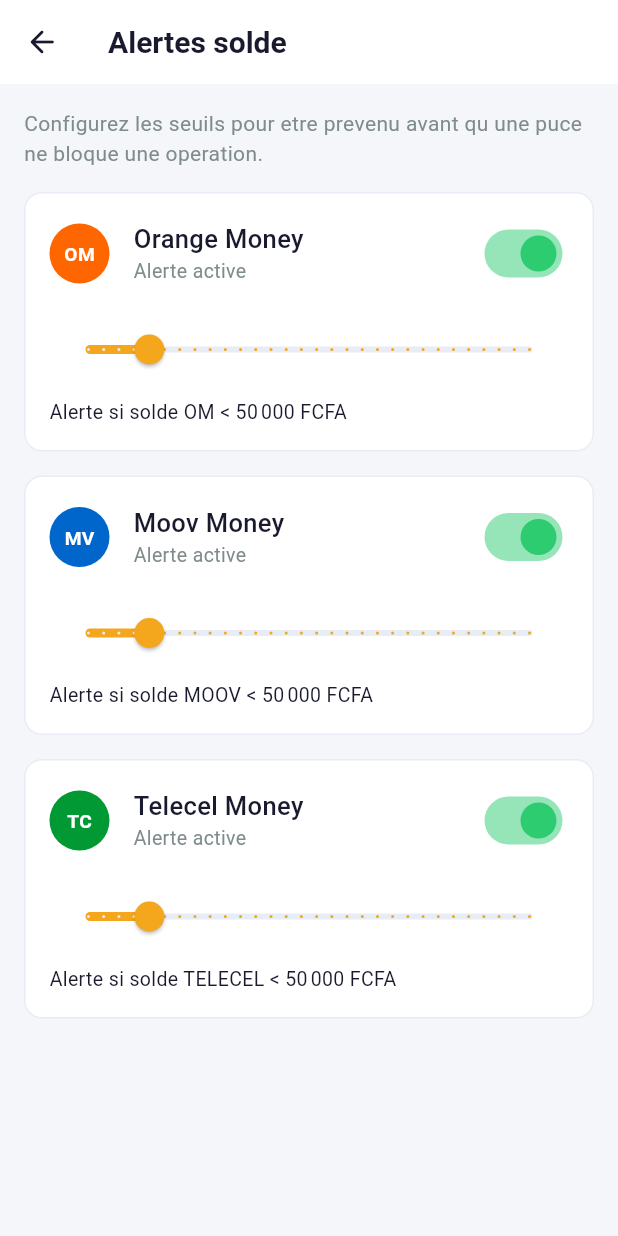
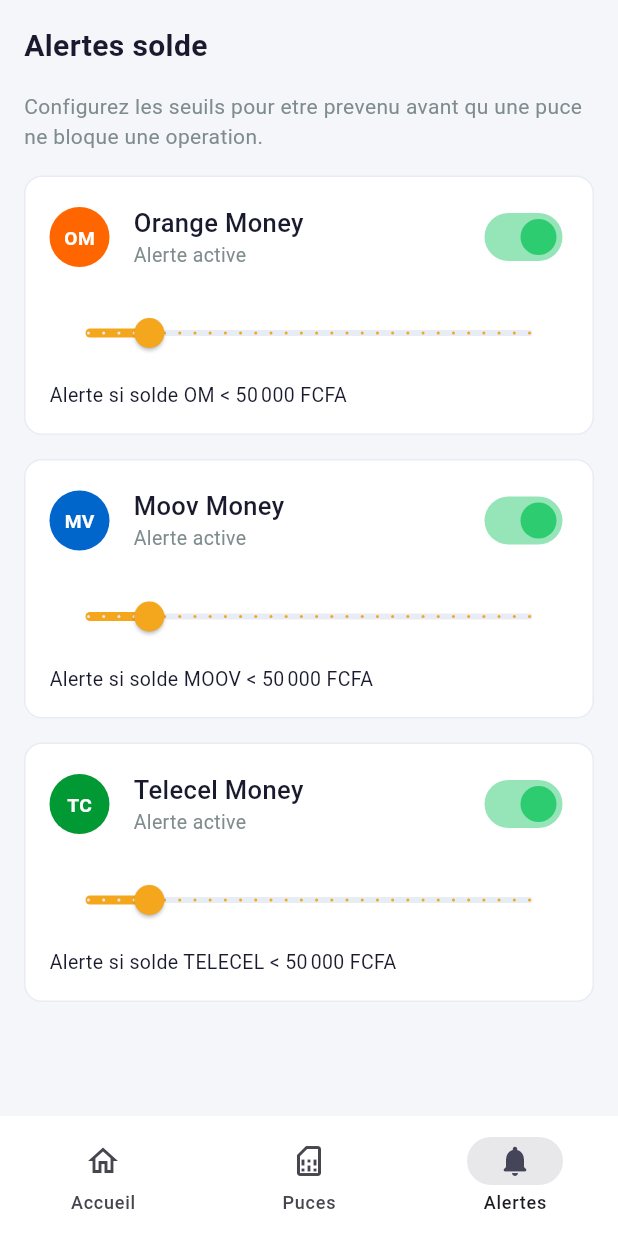
Before and after one commit to AmstaLabestar/SIC_Mobile, a Flutter app: the AlertsScreen screen opened by its route, on a phone screen of 412 x 824 dp. Run offline on Flutter 3.47's test engine with Material 3 defaults, Android fonts, the phone set to English and light mode, and no system bars; our stand-ins replace dartz, equatable, flutter_animate, flutter_dotenv, flutter_riverpod, go_router and 1 more; accounts and stored records are empty; Roboto replaces fonts that are missing (DM Sans).

Commit message:
feat(router): add Phase 2 navigation shell

```diff
--- a/lib/core/router/app_router.dart
+++ b/lib/core/router/app_router.dart
@@ -4,6 +4,7 @@
 import '../../features/alerts/presentation/screens/alerts_screen.dart';
 import '../../features/dashboard/presentation/screens/dashboard_screen.dart';
 import '../../features/sim_management/presentation/screens/sim_management_screen.dart';
+import 'app_shell.dart';
 
 final appRouterProvider = Provider<GoRouter>((ref) {
   return GoRouter(
@@ -13,6 +14,9 @@
         path: '/',
         redirect: (context, state) => '/dashboard',
       ),
+      ShellRoute(
+        builder: (context, state, child) => AppShell(child: child),
+        routes: [
           GoRoute(
             path: '/dashboard',
             builder: (context, state) => const DashboardScreen(),
@@ -26,5 +30,7 @@
             builder: (context, state) => const AlertsScreen(),
           ),
         ],
+      ),
+    ],
   );
 });
--- /dev/null
+++ b/lib/core/router/app_shell.dart
@@ -0,0 +1,65 @@
+import 'package:flutter/material.dart';
+import 'package:go_router/go_router.dart';
+
+import '../constants/app_colors.dart';
+
+class AppShell extends StatelessWidget {
+  const AppShell({super.key, required this.child});
+
+  final Widget child;
+
+  @override
+  Widget build(BuildContext context) {
+    return Scaffold(
+      body: child,
+      bottomNavigationBar: NavigationBar(
+        backgroundColor: AppColors.surface,
+        indicatorColor: AppColors.primary.withValues(alpha: 0.10),
+        selectedIndex: _selectedIndex(context),
+        onDestinationSelected: (index) => _goToTab(context, index),
+        destinations: const [
+          NavigationDestination(
+            icon: Icon(Icons.home_outlined),
+            selectedIcon: Icon(Icons.home_rounded),
+            label: 'Accueil',
+          ),
+          NavigationDestination(
+            icon: Icon(Icons.sim_card_outlined),
+            selectedIcon: Icon(Icons.sim_card_rounded),
+            label: 'Puces',
+          ),
+          NavigationDestination(
+            icon: Icon(Icons.notifications_none_rounded),
+            selectedIcon: Icon(Icons.notifications_rounded),
+            label: 'Alertes',
+          ),
+        ],
+      ),
+    );
+  }
+
+  int _selectedIndex(BuildContext context) {
+    final location = GoRouterState.of(context).matchedLocation;
+
+    if (location.startsWith('/dashboard/sims')) {
+      return 1;
+    }
+
+    if (location.startsWith('/dashboard/alerts')) {
+      return 2;
+    }
+
+    return 0;
+  }
+
+  void _goToTab(BuildContext context, int index) {
+    final location = switch (index) {
+      0 => '/dashboard',
+      1 => '/dashboard/sims',
+      2 => '/dashboard/alerts',
+      _ => '/dashboard',
+    };
+
+    context.go(location);
+  }
+}
--- a/lib/features/alerts/presentation/screens/alerts_screen.dart
+++ b/lib/features/alerts/presentation/screens/alerts_screen.dart
@@ -1,7 +1,5 @@
 import 'package:flutter/material.dart';
 import 'package:flutter_riverpod/flutter_riverpod.dart';
-import 'package:go_router/go_router.dart';
-
 import '../../../../core/constants/app_spacing.dart';
 import '../../../../core/constants/app_text_styles.dart';
 import '../../../../core/widgets/sic_error_widget.dart';
@@ -16,16 +14,7 @@
   Widget build(BuildContext context, WidgetRef ref) {
     final state = ref.watch(alertNotifierProvider);
 
-    return Scaffold(
-      appBar: AppBar(
-        leading: IconButton(
-          tooltip: 'Retour',
-          onPressed: context.pop,
-          icon: const Icon(Icons.arrow_back_rounded),
-        ),
-        title: const Text('Alertes solde'),
-      ),
-      body: SafeArea(
+    return SafeArea(
       child: state.when(
         loading: () => const SicLoading(),
         error: (error, _) => SicErrorWidget(
@@ -33,22 +22,33 @@
           onRetry: () => ref.read(alertNotifierProvider.notifier).refresh(),
         ),
         data: (configs) => ListView.separated(
-            padding: const EdgeInsets.all(AppSpacing.md),
-            itemCount: configs.length + 1,
+          padding: const EdgeInsets.fromLTRB(
+            AppSpacing.md,
+            AppSpacing.md,
+            AppSpacing.md,
+            AppSpacing.xl,
+          ),
+          itemCount: configs.length + 2,
           separatorBuilder: (context, index) {
             return const SizedBox(height: AppSpacing.md);
           },
           itemBuilder: (context, index) {
             if (index == 0) {
               return const Text(
+                'Alertes solde',
+                style: AppTextStyles.titleLarge,
+              );
+            }
+
+            if (index == 1) {
+              return const Text(
                 'Configurez les seuils pour etre prevenu avant qu une puce ne bloque une operation.',
                 style: AppTextStyles.bodyMedium,
               );
             }
 
-              return AlertConfigTile(config: configs[index - 1]);
+            return AlertConfigTile(config: configs[index - 2]);
           },
-          ),
         ),
       ),
     );
```
Also changed, not shown: lib/features/dashboard/presentation/screens/dashboard_screen.dart (+3 -5 lines), lib/features/sim_management/presentation/screens/sim_management_screen.dart (+48 -28 lines). Lines whose indentation alone changed are shown as unchanged.
